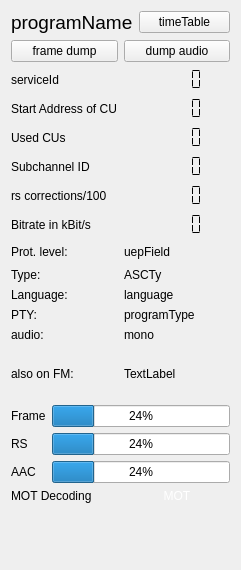
JvanKatwijk/qt-dab, file forms/technical_data.ui: the form before one commit.
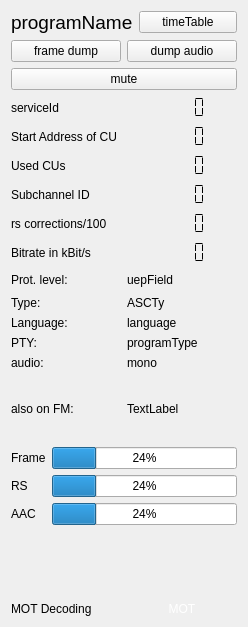
The form after the commit. Custom widgets are drawn as their Qt base class.

The edit to the form file:
```diff
--- a/forms/technical_data.ui
+++ b/forms/technical_data.ui
@@ -6,8 +6,8 @@
    <rect>
     <x>0</x>
     <y>0</y>
-    <width>241</width>
-    <height>570</height>
+    <width>248</width>
+    <height>627</height>
    </rect>
   </property>
   <property name="windowTitle">
@@ -71,6 +71,13 @@
      </item>
     </layout>
    </item>
+   <item>
+    <widget class="smallPushButton" name="muteButton">
+     <property name="text">
+      <string>mute</string>
+     </property>
+    </widget>
+   </item>
    <item>
     <layout class="QFormLayout" name="formLayout">
      <item row="0" column="0">
@@ -369,6 +376,16 @@
      </item>
     </layout>
    </item>
+   <item>
+    <widget class="QLabel" name="pictureLabel">
+     <property name="toolTip">
+      <string>&lt;html&gt;&lt;head/&gt;&lt;body&gt;&lt;p&gt;Slideshow (SLS)&lt;/p&gt;&lt;/body&gt;&lt;/html&gt;</string>
+     </property>
+     <property name="text">
+      <string/>
+     </property>
+    </widget>
+   </item>
    <item>
     <layout class="QHBoxLayout" name="horizontalLayout">
      <item>
@@ -399,16 +416,6 @@
      </item>
     </layout>
    </item>
-   <item>
-    <widget class="QLabel" name="pictureLabel">
-     <property name="toolTip">
-      <string>&lt;html&gt;&lt;head/&gt;&lt;body&gt;&lt;p&gt;Slideshow (SLS)&lt;/p&gt;&lt;/body&gt;&lt;/html&gt;</string>
-     </property>
-     <property name="text">
-      <string/>
-     </property>
-    </widget>
-   </item>
   </layout>
  </widget>
  <customwidgets>
```
